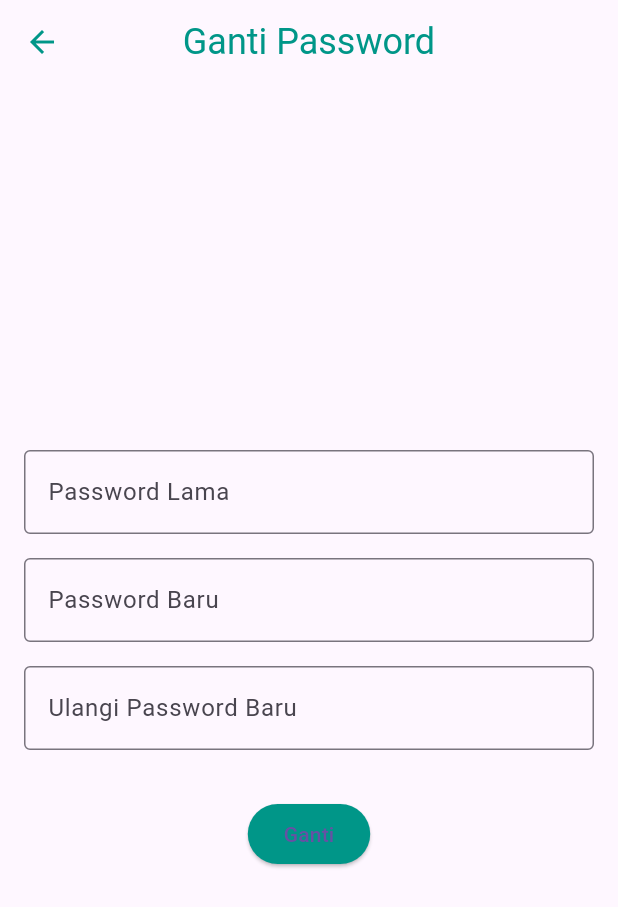
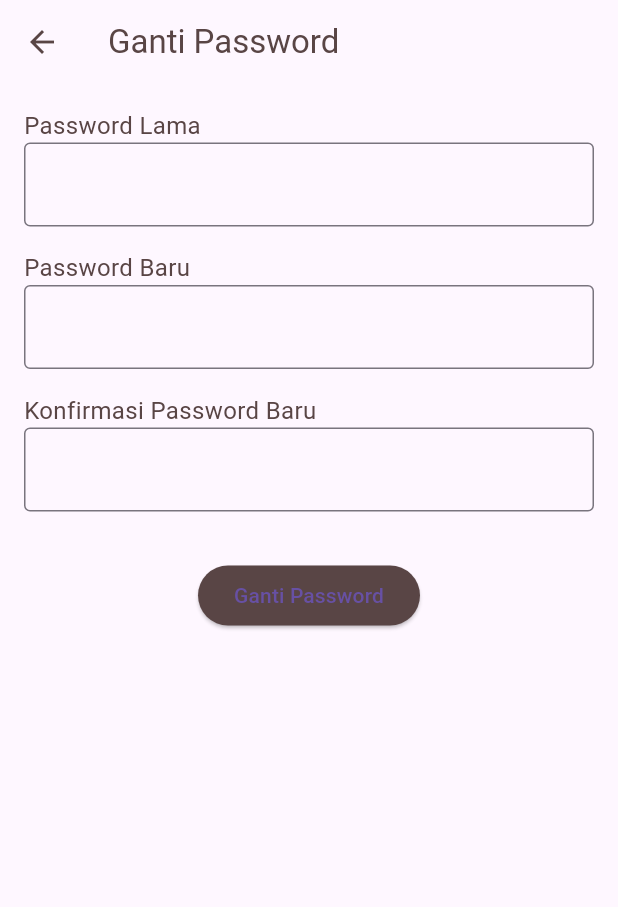
Before and after one commit to FaisalRidho12/apps_mobile, a Flutter app: the SettingsScreen screen opened directly, after a tap on "Ganti Password", on a phone screen of 412 x 824 dp. Shown: the top 907 px of the screen. Run offline on Flutter 3.47's test engine with Material 3 defaults, Android fonts, the phone set to English and light mode, and no system bars; our stand-ins replace audioplayers, cloud_firestore, firebase_auth, firebase_core, flutter_local_notifications, shared_preferences; missing offline and left inert: workmanager; accounts and stored records are empty; generated files the repository leaves out were written again; network calls fail.

Commit message:
update profile.dart
warna di ubah

```diff
--- a/lib/pages/profile.dart
+++ b/lib/pages/profile.dart
@@ -3,7 +3,6 @@ import 'package:flutter/material.dart';
 import 'package:firebase_auth/firebase_auth.dart';
 import 'home.dart';
 import 'iot.dart';
-
 
 class ProfileScreen extends StatefulWidget {
   const ProfileScreen({super.key});
@@ -23,12 +22,12 @@ class _ProfileScreenState extends State<ProfileScreen> {
         backgroundColor: Colors.transparent,
         elevation: 0,
         leading: IconButton(
-          icon: const Icon(Icons.arrow_back, color: Colors.teal),
+          icon: const Icon(Icons.arrow_back, color: Color(0xFF594545)),
           onPressed: () => Navigator.of(context).pop(),
         ),
         title: const Text(
           'Profile',
-          style: TextStyle(color: Colors.teal, fontSize: 24),
+          style: TextStyle(color: Color(0xFF594545), fontSize: 24),
         ),
         centerTitle: true,
       ),
@@ -43,7 +42,7 @@ class _ProfileScreenState extends State<ProfileScreen> {
             const SizedBox(height: 16),
             const Text(
               'Username',
-              style: TextStyle(fontSize: 22, fontWeight: FontWeight.bold, color: Colors.teal),
+              style: TextStyle(fontSize: 22, fontWeight: FontWeight.bold, color: Color(0xFF594545)),
             ),
             const Text(
               'username@gmail.com',
@@ -88,11 +87,11 @@ class _ProfileScreenState extends State<ProfileScreen> {
         ),
         child: Row(
           children: [
-            Icon(icon, color: Colors.teal),
+            Icon(icon, color: Color(0xFF594545)),
             const SizedBox(width: 16),
             Text(
               title,
-              style: const TextStyle(fontSize: 18, color: Colors.teal),
+              style: const TextStyle(fontSize: 18, color: Color(0xFF594545)),
             ),
             const Spacer(),
           ],
@@ -136,7 +135,7 @@ class _ProfileScreenState extends State<ProfileScreen> {
           label: 'Profile',
         ),
       ],
-      selectedItemColor: Colors.teal,
+      selectedItemColor: Color(0xFF594545),
       unselectedItemColor: Colors.grey,
       showUnselectedLabels: true,
     );
@@ -154,12 +153,12 @@ class SettingsScreen extends StatelessWidget {
         backgroundColor: Colors.transparent,
         elevation: 0,
         leading: IconButton(
-          icon: const Icon(Icons.arrow_back, color: Colors.teal),
+          icon: const Icon(Icons.arrow_back, color: Color(0xFF594545)),
           onPressed: () => Navigator.of(context).pop(),
         ),
         title: const Text(
           'Akun',
-          style: TextStyle(color: Colors.teal, fontSize: 24),
+          style: TextStyle(color: Color(0xFF594545), fontSize: 24),
         ),
         centerTitle: true,
       ),
@@ -174,7 +173,7 @@ class SettingsScreen extends StatelessWidget {
             const SizedBox(height: 16),
             const Text(
               'Username',
-              style: TextStyle(fontSize: 22, fontWeight: FontWeight.bold, color: Colors.teal),
+              style: TextStyle(fontSize: 22, fontWeight: FontWeight.bold, color: Color(0xFF594545)),
             ),
             const Text(
               'username@gmail.com',
@@ -221,14 +220,14 @@ class SettingsScreen extends StatelessWidget {
         ),
         child: Row(
           children: [
-            Icon(icon, color: Colors.teal),
+            Icon(icon, color: Color(0xFF594545)),
             const SizedBox(width: 16),
             Text(
               title,
-              style: const TextStyle(fontSize: 18, color: Colors.teal),
+              style: const TextStyle(fontSize: 18, color: Color(0xFF594545)),
             ),
             const Spacer(),
-            const Icon(Icons.arrow_forward_ios, color: Colors.teal),
+            const Icon(Icons.arrow_forward_ios, color: Color(0xFF594545)),
           ],
         ),
       ),
@@ -240,21 +239,19 @@ class SettingsScreen extends StatelessWidget {
       context: context,
       builder: (BuildContext context) {
         return AlertDialog(
-          title: const Text('Konfirmasi Penghapusan Akun'),
+          title: const Text('Hapus Akun'),
           content: const Text('Apakah Anda yakin ingin menghapus akun ini?'),
-          actions: <Widget>[
+          actions: [
             TextButton(
-              child: const Text('Tidak'),
+              onPressed: () => Navigator.of(context).pop(),
+              child: const Text('Batal'),
+            ),
+            TextButton(
               onPressed: () {
+                // Implement delete account functionality
                 Navigator.of(context).pop();
               },
-            ),
-            TextButton(
-              child: const Text('Iya'),
-              onPressed: () async {
-                Navigator.of(context).pop();
-                await _deleteAccount(context);
-              },
+              child: const Text('Hapus'),
             ),
           ],
         );
@@ -262,41 +259,21 @@ class SettingsScreen extends StatelessWidget {
     );
   }
 
-  Future<void> _deleteAccount(BuildContext context) async {
-    try {
-      User? user = FirebaseAuth.instance.currentUser;
-      if (user != null) {
-        await user.delete();
-        Navigator.pushAndRemoveUntil(
-          context,
-          MaterialPageRoute(builder: (context) => const LoginScreen()),
-          (Route<dynamic> route) => false,
-        );
-      }
-    } catch (e) {
-      ScaffoldMessenger.of(context).showSnackBar(
-        SnackBar(content: Text('Error menghapus akun: $e')),
-      );
-    }
-  }
-
   void _showLogoutConfirmationDialog(BuildContext context) {
     showDialog(
       context: context,
       builder: (BuildContext context) {
         return AlertDialog(
-          title: const Text('Konfirmasi Logout'),
+          title: const Text('Logout'),
           content: const Text('Apakah Anda yakin ingin keluar?'),
-          actions: <Widget>[
+          actions: [
             TextButton(
-              child: const Text('Tidak'),
-              onPressed: () {
-                Navigator.of(context).pop();
-              },
+              onPressed: () => Navigator.of(context).pop(),
+              child: const Text('Batal'),
             ),
             TextButton(
-              child: const Text('Iya'),
               onPressed: () {
+                // Implement logout functionality
                 FirebaseAuth.instance.signOut();
                 Navigator.pushAndRemoveUntil(
                   context,
@@ -304,6 +281,7 @@ class SettingsScreen extends StatelessWidget {
                   (Route<dynamic> route) => false,
                 );
               },
+              child: const Text('Keluar'),
             ),
           ],
         );
@@ -312,120 +290,67 @@ class SettingsScreen extends StatelessWidget {
   }
 }
 
-class ChangePasswordWidget extends StatefulWidget {
+class ChangePasswordWidget extends StatelessWidget {
   const ChangePasswordWidget({super.key});
-
-  @override
-  _ChangePasswordWidgetState createState() => _ChangePasswordWidgetState();
-}
-
-class _ChangePasswordWidgetState extends State<ChangePasswordWidget> {
-  final TextEditingController _oldPasswordController = TextEditingController();
-  final TextEditingController _passwordController = TextEditingController();
-  final TextEditingController _confirmPasswordController = TextEditingController();
-  final FirebaseAuth _auth = FirebaseAuth.instance;
-  bool _isLoading = false;
-
-  void _changePassword() async {
-    setState(() {
-      _isLoading = true;
-    });
-
-    try {
-      User? user = _auth.currentUser;
-
-      if (user != null) {
-        String email = user.email!;
-        AuthCredential credential = EmailAuthProvider.credential(
-          email: email,
-          password: _oldPasswordController.text,
-        );
-
-        await user.reauthenticateWithCredential(credential);
-
-        if (_passwordController.text != _confirmPasswordController.text) {
-          ScaffoldMessenger.of(context).showSnackBar(
-            const SnackBar(content: Text('Password baru tidak sama!')),
-          );
-          return;
-        }
-
-        await user.updatePassword(_passwordController.text);
-        ScaffoldMessenger.of(context).showSnackBar(
-          const SnackBar(content: Text('Password berhasil diganti!')),
-        );
-      }
-    } catch (e) {
-      ScaffoldMessenger.of(context).showSnackBar(
-        SnackBar(content: Text('Error: $e')),
-      );
-    } finally {
-      setState(() {
-        _isLoading = false;
-      });
-    }
-  }
 
   @override
   Widget build(BuildContext context) {
     return Scaffold(
       appBar: AppBar(
+        title: const Text('Ganti Password', style: TextStyle(color: Color(0xFF594545))),
         backgroundColor: Colors.transparent,
         elevation: 0,
-        leading: IconButton(
-          icon: const Icon(Icons.arrow_back, color: Colors.teal),
-          onPressed: () => Navigator.of(context).pop(),
-        ),
-        title: const Text(
-          'Ganti Password',
-          style: TextStyle(color: Colors.teal, fontSize: 24),
-        ),
-        centerTitle: true,
+        iconTheme: const IconThemeData(color: Color(0xFF594545)),
       ),
       body: Padding(
         padding: const EdgeInsets.all(16.0),
         child: Column(
-          mainAxisAlignment: MainAxisAlignment.center,
+          crossAxisAlignment: CrossAxisAlignment.start,
           children: [
-            TextField(
-              controller: _oldPasswordController,
+            const Text(
+              'Password Lama',
+              style: TextStyle(fontSize: 16, color: Color(0xFF594545)),
+            ),
+            const TextField(
               obscureText: true,
-              decoration: const InputDecoration(
-                labelText: 'Password Lama',
-                hintText: 'Password Lama',
+              decoration: InputDecoration(
                 border: OutlineInputBorder(),
               ),
             ),
             const SizedBox(height: 16),
-            TextField(
-              controller: _passwordController,
+            const Text(
+              'Password Baru',
+              style: TextStyle(fontSize: 16, color: Color(0xFF594545)),
+            ),
+            const TextField(
               obscureText: true,
-              decoration: const InputDecoration(
-                labelText: 'Password Baru',
-                hintText: 'Password Baru',
+              decoration: InputDecoration(
                 border: OutlineInputBorder(),
               ),
             ),
             const SizedBox(height: 16),
-            TextField(
-              controller: _confirmPasswordController,
+            const Text(
+              'Konfirmasi Password Baru',
+              style: TextStyle(fontSize: 16, color: Color(0xFF594545)),
+            ),
+            const TextField(
               obscureText: true,
-              decoration: const InputDecoration(
-                labelText: 'Ulangi Password Baru',
-                hintText: 'Ulangi Password Baru',
+              decoration: InputDecoration(
                 border: OutlineInputBorder(),
               ),
             ),
             const SizedBox(height: 32),
-            _isLoading
-                ? const CircularProgressIndicator()
-                : ElevatedButton(
-                    onPressed: _changePassword,
-                    style: ElevatedButton.styleFrom(
-                      backgroundColor: Colors.teal,
-                    ),
-                    child: const Text('Ganti'),
-                  ),
+            Center(
+              child: ElevatedButton(
+                onPressed: () {
+                  // Implement password change functionality
+                },
+                style: ElevatedButton.styleFrom(
+                  backgroundColor: const Color(0xFF594545),
+                ),
+                child: const Text('Ganti Password'),
+              ),
+            ),
           ],
         ),
       ),
```
